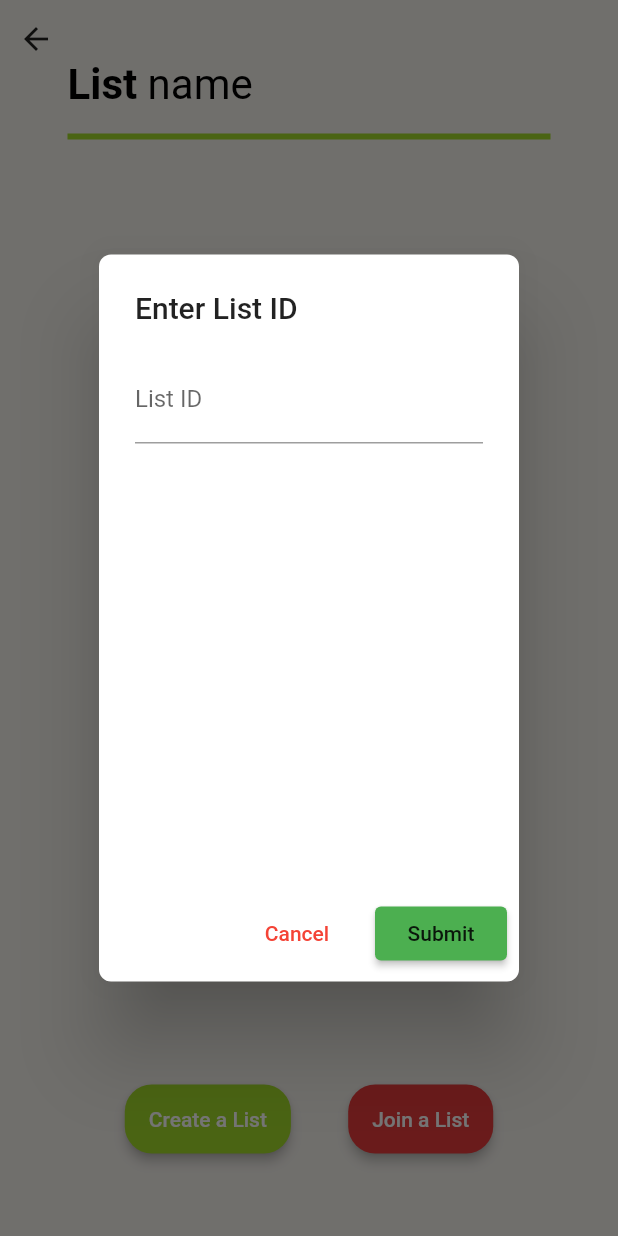
After one commit to ahmetakil/shopping_list, a Flutter app: the HomeScreen screen opened by its route, after a tap on "Join a List", on a phone screen of 412 x 824 dp. The commit adds this screen. Run offline on Flutter 3.47's test engine with Material 2 defaults, Android fonts, the phone set to English and light mode, and no system bars; our stand-ins replace cloud_firestore, get, nanoid, shared_preferences; missing offline and left inert: flutter_splash; accounts and stored records are empty; Roboto replaces fonts that are missing (OpenSans).

Commit message:
First stable version with getX state management and new design

```diff
--- a/lib/models/urgency.dart
+++ b/lib/models/urgency.dart
@@ -1,4 +1,5 @@
 import 'package:flutter/material.dart';
+import 'package:get/get.dart';
 
 enum Urgency{
   AZ,
@@ -12,12 +13,17 @@ extension UrgencyExtension on Urgency{
     return this.toString().split(".")[1];
   }
 
+  String get name {
+
+    return this.toString().tr;
+  }
+
   Color get color{
     if(this == Urgency.AZ){
       return Color(0xff40a832);
     }
     if(this == Urgency.ORTA){
-      return Color(0xffe7ed3e);
+      return Color(0xffA5AA4F);
     }
     if(this == Urgency.COK){
       return Color(0xfff03b1f);
--- a/lib/screens/choose_language_screen.dart
+++ b/lib/screens/choose_language_screen.dart
@@ -118,7 +118,7 @@ class _LanguageTile extends StatelessWidget {
                     return;
                   }
                   Get.updateLocale(Locale(id));
-                  Get.offAndToNamed("/Choose");
+                  Get.offAndToNamed("/HomeScreen");
 
                 },
                 child: Text(
--- /dev/null
+++ b/lib/screens/home_screen.dart
@@ -0,0 +1,134 @@
+import 'package:flutter/material.dart';
+import 'package:get/get.dart';
+import 'package:shopping_list/provider/id_controller.dart';
+import 'package:shopping_list/repository/firestore_repository.dart';
+import 'package:shopping_list/repository/local_storage_repository.dart';
+import 'package:shopping_list/util/styles.dart';
+import 'package:shopping_list/util/ui_helpers.dart';
+import 'package:shopping_list/widgets/join_list_dialog.dart';
+
+import 'list_screen.dart';
+
+class HomeScreen extends StatefulWidget {
+  @override
+  _HomeScreenState createState() => _HomeScreenState();
+}
+
+class _HomeScreenState extends State<HomeScreen> {
+  Future<void> createNewListAndForward() async {
+    String id = await FirestoreRepository.createNewList();
+
+    Get.put<IdController>(IdController());
+    Get.find<IdController>().setId(id);
+
+    await LocalStorageRepository.setListId(id);
+
+    navigator.pushReplacement(MaterialPageRoute(
+      builder: (_) => ListScreen(),
+    ));
+  }
+
+  @override
+  Widget build(BuildContext context) {
+    return SafeArea(
+      child: Scaffold(
+        backgroundColor: WHITE,
+        body: Stack(
+          children: [
+            if (navigator.canPop())
+              Positioned(
+                top: 2,
+                left: 0,
+                child: IconButton(
+                  icon: Icon(Icons.arrow_back),
+                  onPressed: () {},
+                ),
+              ),
+            Padding(
+              padding: const EdgeInsets.symmetric(vertical: 30, horizontal: 45),
+              child: Column(
+                children: [
+                  verticalSpaceSmall,
+                  Row(
+                    children: [
+                      RichText(
+                        text: TextSpan(
+                            text: "List ",
+                            style: TextStyle(
+                              fontWeight: FontWeight.bold,
+                              fontSize: 28,
+                              color: Colors.black,
+                            ),
+                            children: [
+                              TextSpan(
+                                  text: "name",
+                                  style: TextStyle(
+                                    fontWeight: FontWeight.normal,
+                                  )),
+                            ]),
+                      ),
+                    ],
+                  ),
+                  verticalSpaceSmall,
+                  Divider(
+                    color: GREEN,
+                    thickness: 4,
+                  ),
+                  Spacer(),
+                  Row(
+                    mainAxisAlignment: MainAxisAlignment.spaceEvenly,
+                    children: [
+                      _Button(
+                        color: GREEN,
+                        label: 'create_list',
+                        onPressed: () async {
+                          await createNewListAndForward();
+                        },
+                      ),
+                      _Button(
+                        color: RED,
+                        label: 'join_list',
+                        onPressed: () {
+                          showDialog(
+                            context: context,
+                            builder: (_) => JoinDialog(),
+                          );
+                        },
+                      ),
+                    ],
+                  ),
+                  verticalSpaceMedium,
+                ],
+              ),
+            ),
+          ],
+        ),
+      ),
+    );
+  }
+}
+
+class _Button extends StatelessWidget {
+  final String label;
+  final Color color;
+  final Function onPressed;
+
+  const _Button({Key key, this.label, this.color, this.onPressed})
+      : super(key: key);
+
+  @override
+  Widget build(BuildContext context) {
+    return Container(
+      height: 46,
+      child: RaisedButton(
+        elevation: 3,
+        color: color,
+        shape: RoundedRectangleBorder(
+          borderRadius: BorderRadius.circular(18),
+        ),
+        child: Text(label.tr, style: TextStyle(color: Colors.white)),
+        onPressed: onPressed,
+      ),
+    );
+  }
+}
--- a/lib/screens/splash_screen.dart
+++ b/lib/screens/splash_screen.dart
@@ -3,11 +3,11 @@ import 'package:flutter_splash/flutter_splash.dart';
 import 'package:get/get.dart';
 import 'package:shopping_list/provider/id_controller.dart';
 import 'package:shopping_list/repository/local_storage_repository.dart';
-import 'package:shopping_list/screens/choose_screen.dart';
 import 'package:shopping_list/screens/list_screen.dart';
 import 'package:shopping_list/util/ui_helpers.dart';
 
 import 'choose_language_screen.dart';
+import 'home_screen.dart';
 
 class SplashScreen extends StatefulWidget {
   @override
@@ -28,10 +28,11 @@ class _SplashScreenState extends State<SplashScreen> {
     Get.updateLocale(Locale(localeId));
 
     if (!LocalStorageRepository.hasListId()) {
-      return Future.delayed(Duration(seconds: 1), () => ChooseScreen());
+      return Future.delayed(Duration(seconds: 1), () => HomeScreen());
     }
 
     String listId = LocalStorageRepository.getListId();
+    Get.put<IdController>(IdController());
     Get.find<IdController>().setId(listId);
 
     return Future.delayed(Duration(seconds: 1), () => ListScreen());
--- /dev/null
+++ b/lib/widgets/join_list_dialog.dart
@@ -0,0 +1,68 @@
+import 'package:flutter/material.dart';
+import 'package:get/get.dart';
+import 'package:shopping_list/provider/id_controller.dart';
+import 'package:shopping_list/repository/firestore_repository.dart';
+import 'package:shopping_list/repository/local_storage_repository.dart';
+import 'package:shopping_list/screens/home_screen.dart';
+import 'package:shopping_list/screens/list_screen.dart';
+
+class JoinDialog extends StatelessWidget {
+  final TextEditingController _idController = TextEditingController();
+  final IdController controller = Get.put(IdController());
+
+  @override
+  Widget build(BuildContext context) {
+    return AlertDialog(
+      shape: RoundedRectangleBorder(
+        borderRadius: BorderRadius.circular(8),
+      ),
+      title: Text("Enter List ID"),
+      content: Container(
+        height: MediaQuery.of(context).size.height * 0.4,
+        child: Column(
+          children: [
+            TextField(
+              controller: _idController,
+              decoration: InputDecoration(
+                labelText: "List ID",
+              ),
+              onSubmitted: (_) => FocusScope.of(context).unfocus(),
+            ),
+          ],
+        ),
+      ),
+      actions: [
+        FlatButton(
+          child: Text(
+            "Cancel",
+            style: TextStyle(color: Colors.red),
+          ),
+          onPressed: () => Navigator.of(context).pop(),
+        ),
+        RaisedButton(
+          color: Colors.green,
+          child: Text("Submit"),
+          shape: RoundedRectangleBorder(borderRadius: BorderRadius.circular(4)),
+          onPressed: () async {
+            final String givenId = _idController.text;
+
+            if (!await FirestoreRepository.canFetchList(givenId)) {
+              Get.rawSnackbar(
+                message: "Lütfen Geçerli Bir ID Girin",
+                isDismissible: true,
+                duration: Duration(seconds: 1),
+              );
+              return;
+            }
+
+            controller.setId(givenId);
+
+            LocalStorageRepository.setListId(givenId);
+            Get.back();
+            Get.to(ListScreen());
+          },
+        )
+      ],
+    );
+  }
+}
--- a/lib/widgets/modify_dialog.dart
+++ b/lib/widgets/modify_dialog.dart
@@ -30,7 +30,7 @@ class _ModifyDialogState extends State<ModifyDialog> {
   @override
   Widget build(BuildContext context) {
     return AlertDialog(
-      title: Text("Modify Item"),
+      title: Text("modify_item".tr),
       shape: RoundedRectangleBorder(
         borderRadius: BorderRadius.circular(8),
       ),
@@ -71,7 +71,7 @@ class _ModifyDialogState extends State<ModifyDialog> {
                       _nameController.text.length < 1) {
                     widget._scaffoldState.removeCurrentSnackBar();
                     widget._scaffoldState.showSnackBar(SnackBar(
-                      content: Text("Lütfen Geçerli Bir İsim Girin"),
+                      content: Text('invalid_name'.tr),
                       duration: Duration(seconds: 2),
                     ));
 
@@ -82,6 +82,7 @@ class _ModifyDialogState extends State<ModifyDialog> {
                     loading = true;
                   });
 
+                  Get.put<IdController>(IdController());
                   String ID = Get.find<IdController>().id;
 
                   FirestoreRepository.updateItem(
```
Also changed, not shown: lib/main.dart (+20 -5 lines), lib/repository/local_storage_repository.dart (+11 -3 lines), lib/screens/choose_screen.dart (deleted, +0 -201 lines), lib/screens/list_screen.dart (+102 -41 lines), lib/util/styles.dart (+11 -12 lines), lib/widgets/item_dialog.dart (+9 -11 lines), lib/widgets/list_item.dart (+40 -29 lines).
